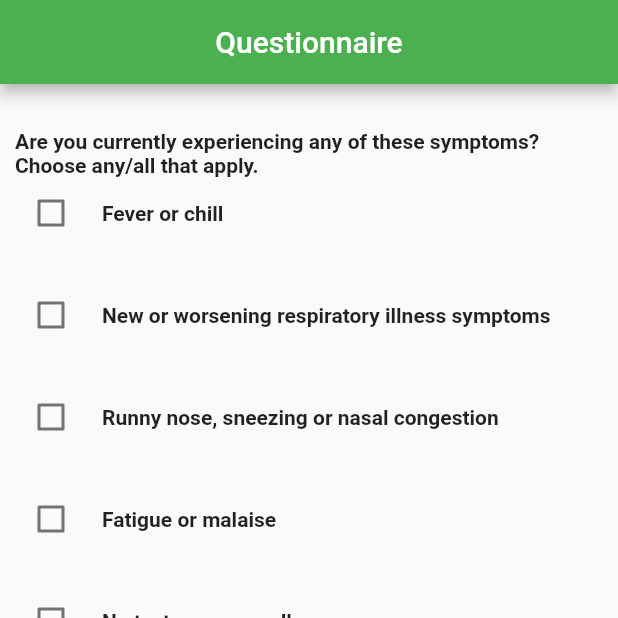
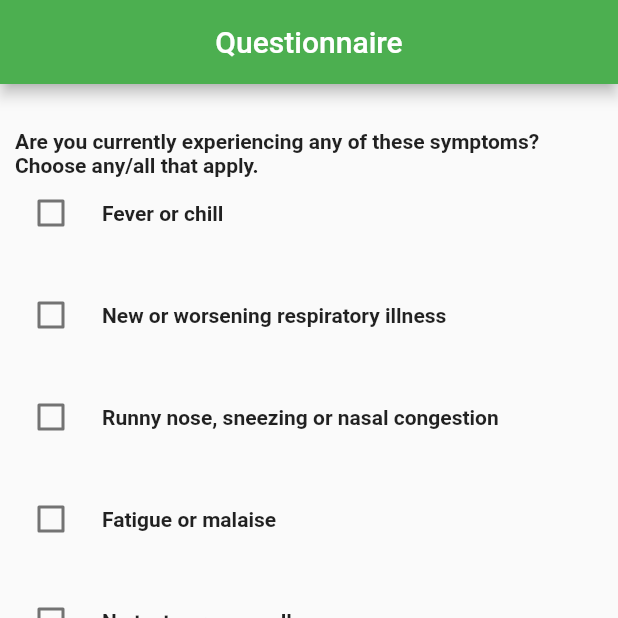
Before and after one commit to alskdwq/HHC-app, a Flutter app: the CheckboxList screen opened directly, on a phone screen of 412 x 824 dp, the top half of it. Run offline on Flutter 3.47's test engine with Material 2 defaults, Android fonts, the phone set to English and light mode, and no system bars; our stand-ins replace badges, flutter_secure_storage; accounts and stored records are empty; network calls fail.

Commit message:
small fix

```diff
--- a/lib/CheckboxList.dart
+++ b/lib/CheckboxList.dart
@@ -27,7 +27,7 @@ class CheckboxListPage extends State<CheckboxList>{
   var checkList =[false,false,false,false,false,false,false,false];
   var symptomsList = [
     Text('Fever or chill', style: _bold),
-    Text('New or worsening respiratory illness symptoms', style: _bold),
+    Text('New or worsening respiratory illness', style: _bold),
     Text('Runny nose, sneezing or nasal congestion', style: _bold),
     Text('Fatigue or malaise', style: _bold),
     Text('No taste or no smell', style: _bold),
```
